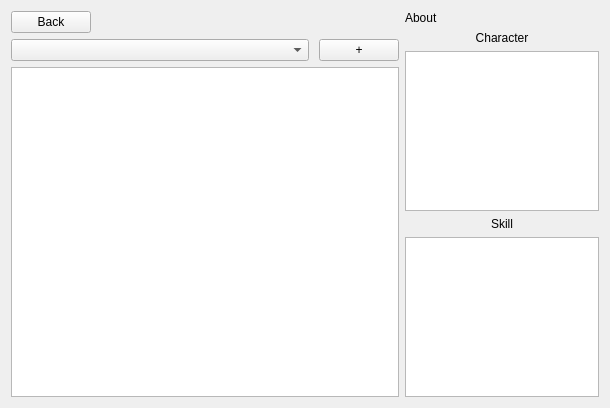
Above: GUI/taskform.ui from VladBurin/TaskMan before the change. Below: the same form after it.
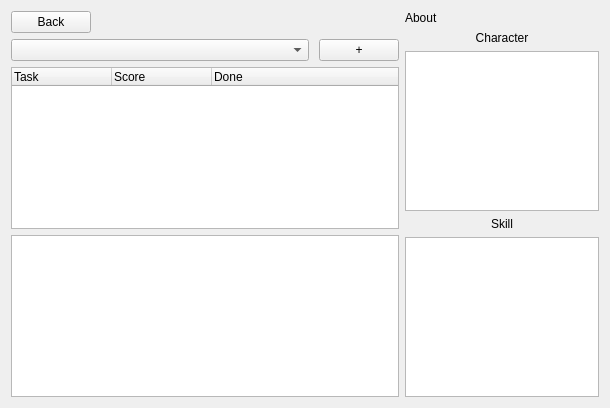
That is the form after the change.

What changed in the file:
```diff
--- a/GUI/taskform.ui
+++ b/GUI/taskform.ui
@@ -90,15 +90,28 @@
           <bool>true</bool>
          </property>
          <property name="headerHidden">
-          <bool>true</bool>
+          <bool>false</bool>
          </property>
          <column>
           <property name="text">
-           <string>Tasks</string>
+           <string>Task</string>
+          </property>
+         </column>
+         <column>
+          <property name="text">
+           <string>Score</string>
+          </property>
+         </column>
+         <column>
+          <property name="text">
+           <string>Done</string>
           </property>
          </column>
         </widget>
        </item>
+       <item>
+        <widget class="QTextBrowser" name="textAboutTask"/>
+       </item>
       </layout>
      </item>
      <item>
```
Left out of the diff: 2 changed lines with no effect on the pictures.
